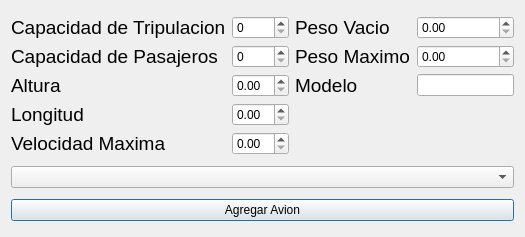
Above: modificaravion.ui from dariovillalta/Proyecto2_Aeropuerto before the change. Below: the same form after it.
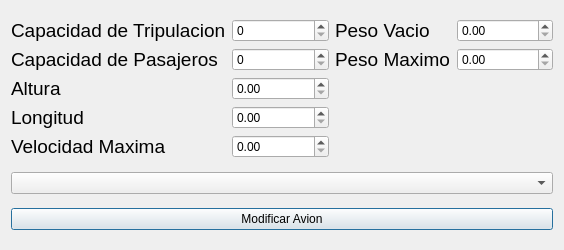
That is the form after the change.

What changed in the file:
```diff
--- a/modificaravion.ui
+++ b/modificaravion.ui
@@ -6,8 +6,8 @@
    <rect>
     <x>0</x>
     <y>0</y>
-    <width>525</width>
-    <height>237</height>
+    <width>564</width>
+    <height>250</height>
    </rect>
   </property>
   <property name="windowTitle">
@@ -91,21 +91,6 @@
      <item row="2" column="1">
       <widget class="QDoubleSpinBox" name="sp_altura"/>
      </item>
-     <item row="2" column="2">
-      <widget class="QLabel" name="label_8">
-       <property name="font">
-        <font>
-         <pointsize>14</pointsize>
-        </font>
-       </property>
-       <property name="text">
-        <string>Modelo</string>
-       </property>
-      </widget>
-     </item>
-     <item row="2" column="3">
-      <widget class="QLineEdit" name="tf_marca"/>
-     </item>
      <item row="3" column="0">
       <widget class="QLabel" name="label_4">
        <property name="font">
@@ -141,7 +126,7 @@
    <item row="2" column="0">
     <widget class="QPushButton" name="pushButton">
      <property name="text">
-      <string>Agregar Avion</string>
+      <string>Modificar Avion</string>
      </property>
     </widget>
    </item>
```
